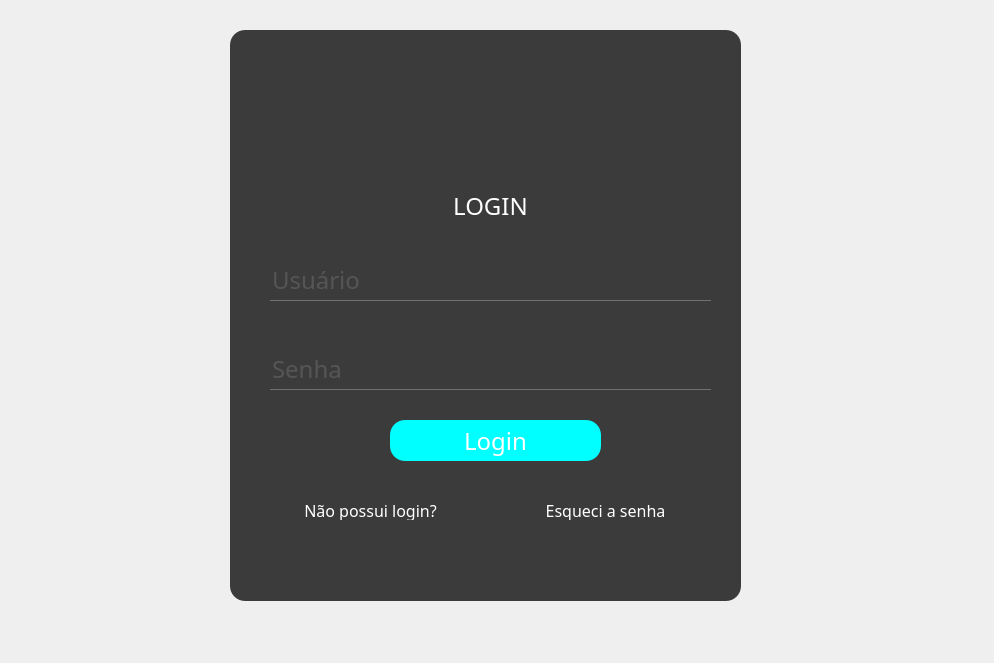
The window that login.ui (Luisf66/Uber_dos_Servicos) describes before a commit, drawn with Qt 5.
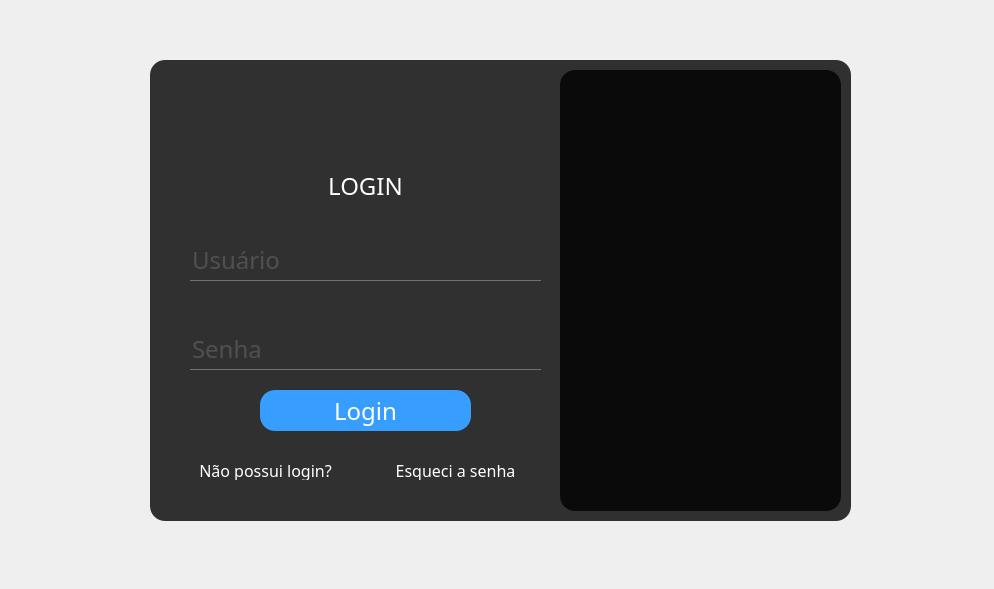
The same window after the commit. Icons and pictures are not drawn.

The edit to the form file:
```diff
--- a/login.ui
+++ b/login.ui
@@ -7,7 +7,7 @@
     <x>0</x>
     <y>0</y>
     <width>994</width>
-    <height>663</height>
+    <height>589</height>
    </rect>
   </property>
   <property name="windowTitle">
@@ -29,10 +29,10 @@
    <widget class="QFrame" name="frame">
     <property name="geometry">
      <rect>
-      <x>230</x>
-      <y>30</y>
-      <width>511</width>
-      <height>571</height>
+      <x>150</x>
+      <y>60</y>
+      <width>701</width>
+      <height>461</height>
      </rect>
     </property>
     <property name="font">
@@ -47,7 +47,7 @@
     </property>
     <property name="styleSheet">
      <string notr="true">QFrame{
-	background: #3b3b3b;
+	background: rgba(0,0,0,0.8);
 	border-radius:15px;
 }</string>
     </property>
@@ -61,8 +61,8 @@
      <property name="geometry">
       <rect>
        <x>30</x>
-       <y>160</y>
-       <width>461</width>
+       <y>110</y>
+       <width>371</width>
        <height>31</height>
       </rect>
      </property>
@@ -71,6 +71,7 @@
      </property>
      <property name="styleSheet">
       <string notr="true">QLabel{
+	background: transparent;
 	color:white;
 }</string>
      </property>
@@ -81,47 +82,18 @@
       <set>Qt::AlignmentFlag::AlignCenter</set>
      </property>
     </widget>
-    <widget class="QToolButton" name="toolButton">
-     <property name="geometry">
-      <rect>
-       <x>230</x>
-       <y>20</y>
-       <width>61</width>
-       <height>61</height>
-      </rect>
-     </property>
-     <property name="styleSheet">
-      <string notr="true">#toolButton{
-	background: transparent;
-	border-radius:30px;
-}</string>
-     </property>
-     <property name="text">
-      <string/>
-     </property>
-     <property name="icon">
-      <iconset resource="recursos.qrc">
-       <normaloff>:/imagem/imagens/user.png</normaloff>:/imagem/imagens/user.png</iconset>
-     </property>
-     <property name="iconSize">
-      <size>
-       <width>128</width>
-       <height>128</height>
-      </size>
-     </property>
-    </widget>
     <widget class="QPushButton" name="btn_login">
      <property name="geometry">
       <rect>
-       <x>160</x>
-       <y>390</y>
+       <x>110</x>
+       <y>330</y>
        <width>211</width>
        <height>41</height>
       </rect>
      </property>
      <property name="styleSheet">
       <string notr="true">QPushButton{
-	background:#00ffff;
+	background:rgb(55, 158, 255);
 	color:white;
 	border-radius:15px;
 }
@@ -139,8 +111,8 @@
      <property name="geometry">
       <rect>
        <x>40</x>
-       <y>230</y>
-       <width>441</width>
+       <y>180</y>
+       <width>351</width>
        <height>41</height>
       </rect>
      </property>
@@ -163,8 +135,8 @@
      <property name="geometry">
       <rect>
        <x>40</x>
-       <y>319</y>
-       <width>441</width>
+       <y>269</y>
+       <width>351</width>
        <height>41</height>
       </rect>
      </property>
@@ -190,14 +162,14 @@
      <property name="geometry">
       <rect>
        <x>30</x>
-       <y>470</y>
-       <width>221</width>
+       <y>400</y>
+       <width>171</width>
        <height>20</height>
       </rect>
      </property>
      <property name="styleSheet">
       <string notr="true">QPushButton{
-	background:#3b3b3b;
+	background:transparent;
 	font-size:16px;
 	color:white;
 	border-radius:15px;
@@ -210,15 +182,15 @@
     <widget class="QPushButton" name="btn_recuperar_senha">
      <property name="geometry">
       <rect>
-       <x>280</x>
-       <y>470</y>
-       <width>191</width>
+       <x>230</x>
+       <y>400</y>
+       <width>151</width>
        <height>20</height>
       </rect>
      </property>
      <property name="styleSheet">
       <string notr="true">QPushButton{
-	background:#3b3b3b;
+	background:transparent;
 	font-size:16px;
 	color:white;
 	border-radius:15px;
@@ -228,6 +200,54 @@
       <string>Esqueci a senha</string>
      </property>
     </widget>
+    <widget class="QFrame" name="frame_2">
+     <property name="geometry">
+      <rect>
+       <x>410</x>
+       <y>10</y>
+       <width>281</width>
+       <height>441</height>
+      </rect>
+     </property>
+     <property name="styleSheet">
+      <string notr="true">background: url(:/imagem/imagens/lado_login.png) no-repeat center center fixed;</string>
+     </property>
+     <property name="frameShape">
+      <enum>QFrame::Shape::StyledPanel</enum>
+     </property>
+     <property name="frameShadow">
+      <enum>QFrame::Shadow::Raised</enum>
+     </property>
+    </widget>
+    <widget class="QToolButton" name="toolButton">
+     <property name="geometry">
+      <rect>
+       <x>180</x>
+       <y>30</y>
+       <width>71</width>
+       <height>61</height>
+      </rect>
+     </property>
+     <property name="styleSheet">
+      <string notr="true">#toolButton{
+	background: transparent;
+	border-radius:30px;
+}</string>
+     </property>
+     <property name="text">
+      <string/>
+     </property>
+     <property name="icon">
+      <iconset resource="recursos.qrc">
+       <normaloff>:/imagem/imagens/user.png</normaloff>:/imagem/imagens/user.png</iconset>
+     </property>
+     <property name="iconSize">
+      <size>
+       <width>128</width>
+       <height>128</height>
+      </size>
+     </property>
+    </widget>
    </widget>
   </widget>
  </widget>
```
Left out of the diff: 3 changed lines with no effect on the pictures.
